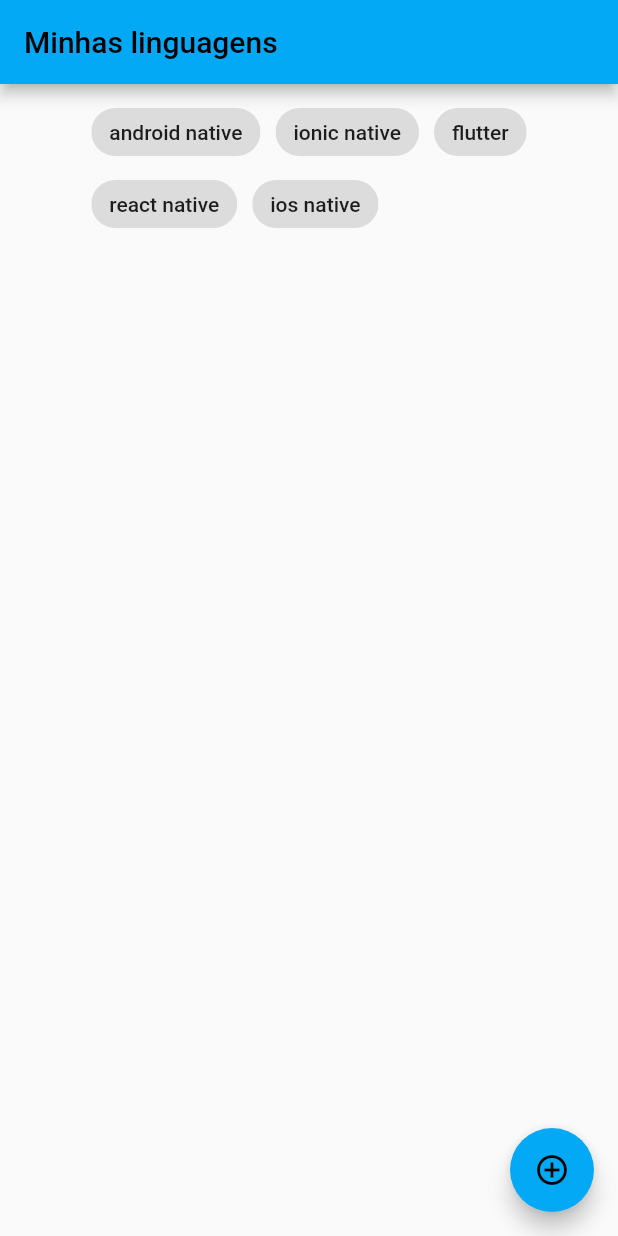
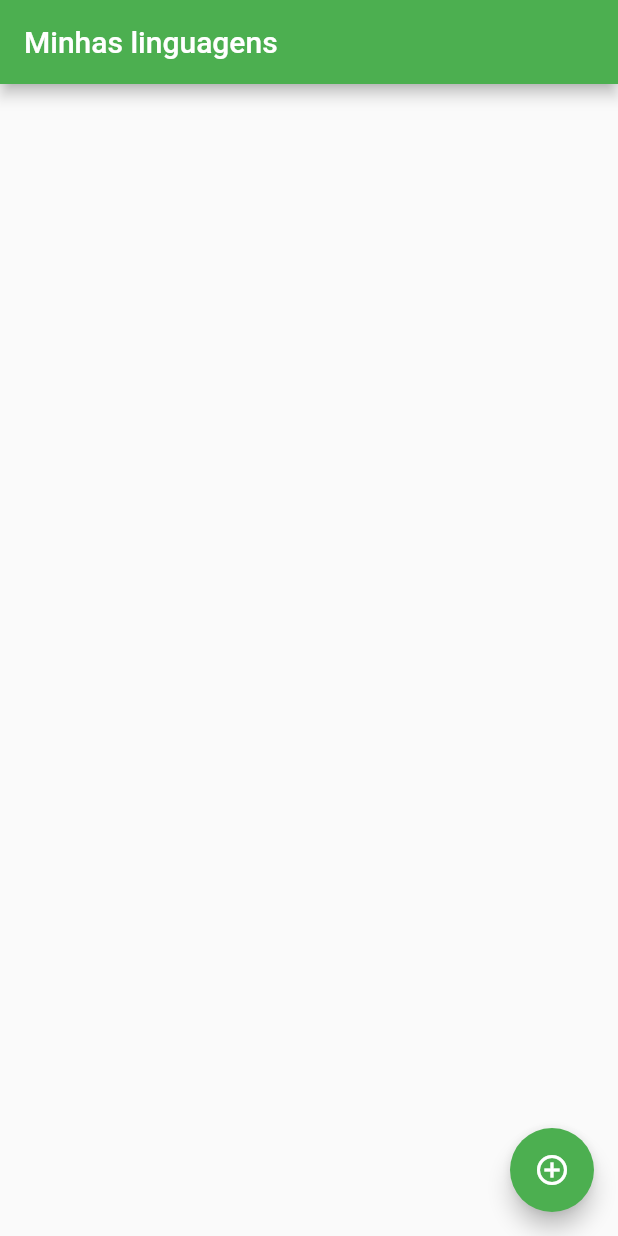
Before and after one commit to wesleycampolongo/Flutter, a Flutter app: the screen it shows after launch, on a phone screen of 412 x 824 dp. Run offline on Flutter 3.47's test engine with Material 2 defaults, Android fonts, the phone set to English and light mode, and no system bars; our stand-ins replace flutter_svg.

Commit message:
codigo refatorado

```diff
--- a/lib/language.dart
+++ b/lib/language.dart
@@ -2,6 +2,7 @@ class Language {
 
   final String name;
   final String detail;
+  bool selected = false;
 
   Language(this.name, this.detail);
 
--- a/lib/main.dart
+++ b/lib/main.dart
@@ -1,5 +1,6 @@
 import 'package:flutter/material.dart';
 import 'package:flutter_fproject/add_language.dart';
+import 'package:flutter_fproject/language.dart';
 import 'package:flutter_svg/flutter_svg.dart';
 
 void main() {
@@ -15,7 +16,7 @@ class MyApp extends StatelessWidget {
     return MaterialApp(
       title: 'Linguagens',
       theme: ThemeData(
-                primarySwatch: Colors.lightBlue,
+                primarySwatch: Colors.green,
       ),
       initialRoute: '/',
       routes: {
@@ -37,11 +38,7 @@ class MyHomePage extends StatefulWidget {
 
 class _MyHomePageState extends State<MyHomePage> {
 
-  //List<bool> selects = [false, false, false, false, false];
-  List selects = List.generate(5, (index) => false);
-  List labels = [
-    "android native","ionic native","flutter","react native","ios native"
-  ];
+  List<Language> languages = [];
 
   @override
   Widget build(BuildContext context) {
@@ -68,81 +65,55 @@ class _MyHomePageState extends State<MyHomePage> {
     floatingActionButton: FloatingActionButton(
         child: const Icon(Icons.add_circle_outline),
         onPressed: (){
-          Navigator.pushNamed(
-              context,
-              "/add"
+          Future future = Navigator.pushNamed(
+              context, "/add"
           );
+          future.then((value) {
+            if (value != null) {
+              setState(() {
+                languages.add(value);
+              });
+            }
+            debugPrint(value.name);
+            debugPrint(value.detail);
+          });
         },
       )// This trailing comma makes auto-formatting nicer for build methods.
     );
   }
 
-  List<Widget> buildChoices(){
-    return List.generate(labels.length, (index) => getChoiceOption(index));
-  }
+  List<Widget> buildChoices() =>
+    languages
+        .map((language) => getChoiceOption(language))
+        .toList();
 
 
-  Widget getChoiceOption (int index) {
-    return ChoiceChip(
-      label: Text(labels[index]),
-      selected: selects[index],
+
+  Widget getChoiceOption (Language language) =>
+    ChoiceChip(
+      label: Text(language.name),
+      selected: language.selected,
       onSelected: (value){
         setState(() {
-          selects[index] = value;
+          language.selected = value;
         });
       },
     );
-  }
 
 
-  List<Widget> buildListItens(){
-    return [
-      if (selects[0]) getNativeAndroidOption,
-      if (selects[1]) getIonicOption,
-      if (selects[2]) getFlutterOption,
-      if (selects[3]) getReactNativeOption,
-      if (selects[4]) getNativeiOSOption
-    ];
-  }
 
-  Widget getNativeAndroidOption = const Card(
+  List<Widget> buildListItens() =>
+    languages
+        .where((element) => element.selected)
+        .map((language) => getOption(language))
+        .toList();
+
+  Widget getOption (Language language) => Card(
     child: ListTile(
-      leading: Icon(Icons.android),
-      title: Text('Android Nativo'),
-      subtitle: Text('Linguagens C, Java e Kotlin'),
+      leading: const Icon(Icons.blur_circular),
+      title: Text(language.name),
+      subtitle: Text(language.detail),
     ),
   );
 
-  Widget getIonicOption = const Card(
-    child: ListTile(
-      leading: Icon(Icons.blur_circular),
-      title: Text('Ionic'),
-      subtitle: Text('Linguagens JavaScipt e TypeScript'),
-    ),
-  );
-
-  Widget getFlutterOption = const Card(
-    child: ListTile(
-      leading: FlutterLogo(),
-      title: Text('Flutter'),
-      subtitle: Text('Linguagens C, Java e Kotlin'),
-    ),
-  );
-
-  Widget getReactNativeOption = Card(
-    child: ListTile(
-      leading: SvgPicture.asset("images/react.svg"),
-      title: const Text('React Nativo'),
-      subtitle: const Text('Linguagens C, Java e Kotlin'),
-    ),
-  );
-
-  Widget getNativeiOSOption = Card(
-    child: ListTile(
-      leading: SvgPicture.asset("images/apple.svg"),
-      title: const Text('iOS Native'),
-      subtitle: const Text('Languages C, Java e Kotlin'),
-    ),
-  );
-
-}
+  }
```
